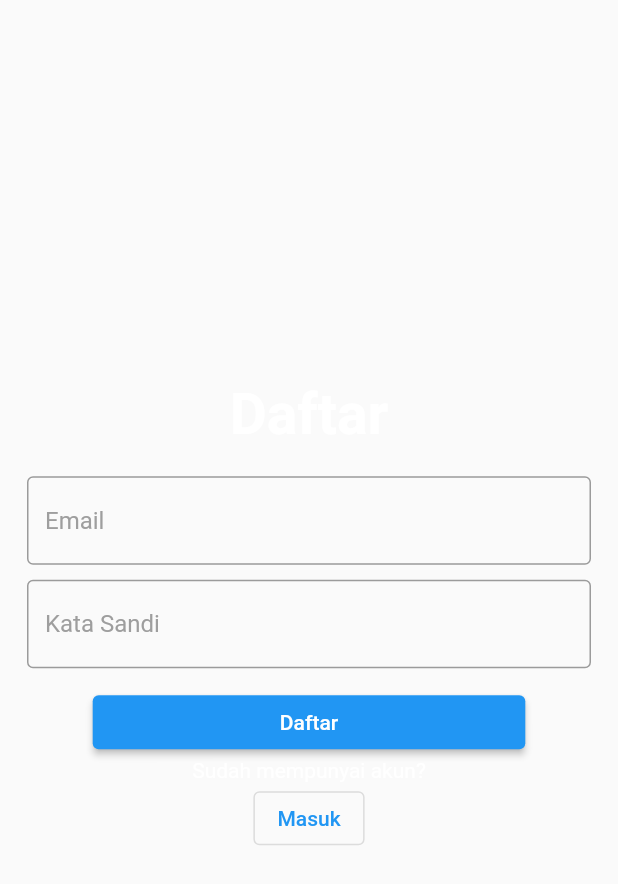
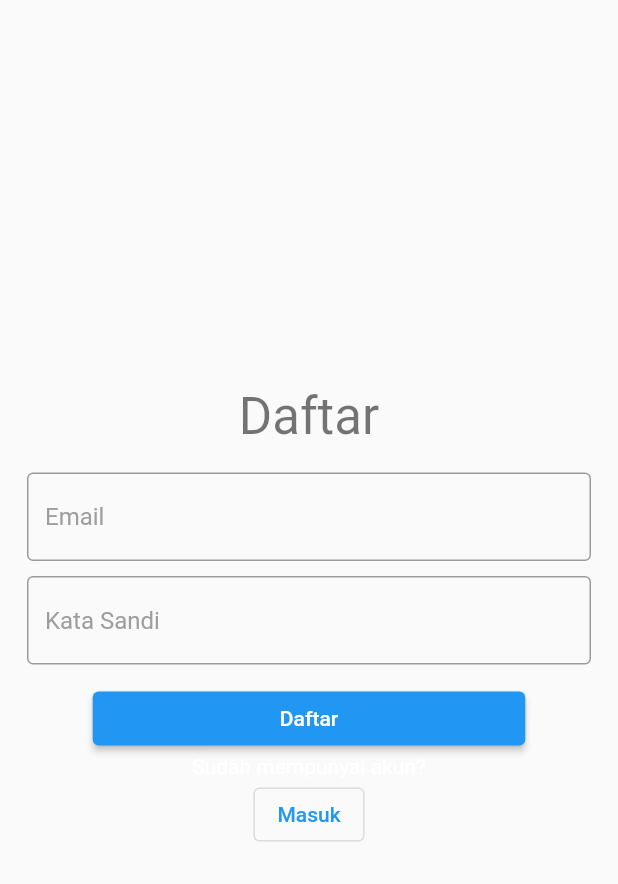
Before and after one commit to triawaneric/mytask, a Flutter app: the screen it shows after launch, after a tap on "Masuk", after a tap on "Daftar", on a phone screen of 412 x 824 dp. Shown: the top 884 px of the screen. Run offline on Flutter 3.47's test engine with Material 2 defaults, Android fonts, the phone set to English and light mode, and no system bars; our stand-ins replace bloc, cloud_firestore, email_validator, equatable, firebase_auth, firebase_core and 8 more; accounts and stored records are empty; generated files the repository leaves out were written again.

Commit message:
first commit

```diff
--- a/lib/presentation/settings/settings_screen.dart
+++ b/lib/presentation/settings/settings_screen.dart
@@ -315,7 +315,7 @@ class _SettingScreenState  extends State<SettingScreen>{
                     margin: const EdgeInsets.all(10),
                     width: MediaQuery.of(context).size.width,
                     child: Text(
-                      appLoc.sign_up,
+                      appLoc.sign_out,
                       style: const TextStyle(
                           color: Colors.red
                       ),
--- a/lib/presentation/signin/sign_in_screen.dart
+++ b/lib/presentation/signin/sign_in_screen.dart
@@ -65,10 +65,7 @@ class _SignInState extends State<SignIn> {
                       children: [
                         Text(
                           appLoc.sign_in,
-                          style: const TextStyle(
-                            fontSize: 38,
-                            fontWeight: FontWeight.bold,
-                          ),
+                          style: Theme.of(context).textTheme.headlineMedium,
                         ),
                         const SizedBox(
                           height: 18,
--- a/lib/presentation/signup/sign_up_screen.dart
+++ b/lib/presentation/signup/sign_up_screen.dart
@@ -66,10 +66,8 @@ class _SignUpState extends State<SignUp> {
                     children: [
                       Text(
                         appLoc.sign_up,
-                        style: const TextStyle(
-                          fontSize: 38,
-                          fontWeight: FontWeight.bold,
-                        ),
+                        style: Theme.of(context).textTheme.headlineMedium,
+
                       ),
                       const SizedBox(
                         height: 18,
--- a/lib/utils/helper/theme.dart
+++ b/lib/utils/helper/theme.dart
@@ -16,6 +16,9 @@ ThemeData lightTheme(BuildContext context) {
       titleLarge: TextStyle(color: Colors.black54),
       titleMedium: TextStyle(color: Colors.black54),
       titleSmall: TextStyle(color: Colors.black54),
+      headlineLarge: TextStyle(color: Colors.black54),
+      headlineMedium: TextStyle(color: Colors.black54),
+      headlineSmall: TextStyle(color: Colors.black54),
     ),
     appBarTheme: const AppBarTheme(
         centerTitle: false,
```
